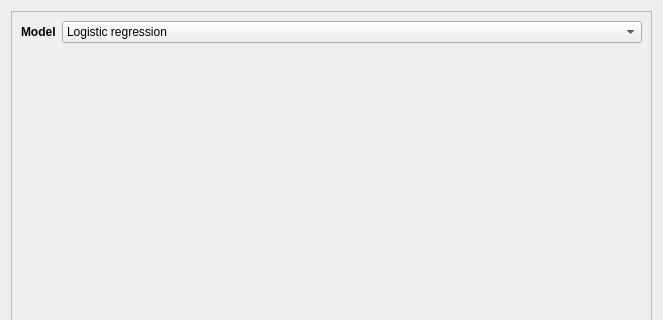
The window that eis_qgis_plugin/resources/ui/model/wizard_model_new.ui (GispoCoding/eis_qgis_plugin) describes before a commit, drawn with Qt 5; both pictures show x 0 to 663 and y 0 to 320 of the 663 by 776 pixel window.
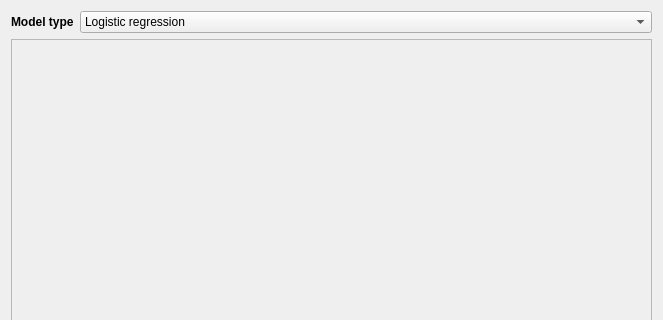
The same window after the commit.

Commit message: Add new version of wizard modeling view

What changed in the file:
```diff
--- a/eis_qgis_plugin/resources/ui/model/wizard_model_new.ui
+++ b/eis_qgis_plugin/resources/ui/model/wizard_model_new.ui
@@ -15,21 +15,6 @@
   </property>
   <layout class="QVBoxLayout" name="verticalLayout">
    <item>
-    <widget class="QScrollArea" name="scrollArea">
-     <property name="widgetResizable">
-      <bool>true</bool>
-     </property>
-     <widget class="QWidget" name="scrollAreaWidgetContents">
-      <property name="geometry">
-       <rect>
-        <x>0</x>
-        <y>0</y>
-        <width>643</width>
-        <height>756</height>
-       </rect>
-      </property>
-      <layout class="QVBoxLayout" name="verticalLayout_2">
-       <item>
         <layout class="QHBoxLayout" name="model_selection_layout">
          <item>
           <widget class="QLabel" name="label">
@@ -46,7 +31,7 @@
             </font>
            </property>
            <property name="text">
-            <string>Model</string>
+        <string>Model type</string>
            </property>
           </widget>
          </item>
@@ -81,6 +66,21 @@
          </item>
         </layout>
        </item>
+   <item>
+    <widget class="QScrollArea" name="scrollArea">
+     <property name="widgetResizable">
+      <bool>true</bool>
+     </property>
+     <widget class="QWidget" name="scrollAreaWidgetContents">
+      <property name="geometry">
+       <rect>
+        <x>0</x>
+        <y>0</y>
+        <width>643</width>
+        <height>723</height>
+       </rect>
+      </property>
+      <layout class="QVBoxLayout" name="verticalLayout_2">
        <item>
         <widget class="QStackedWidget" name="model_parameters_container">
          <property name="sizePolicy">
```
Lines whose indentation alone changed are shown as unchanged. The commit also changes 1 other file.
